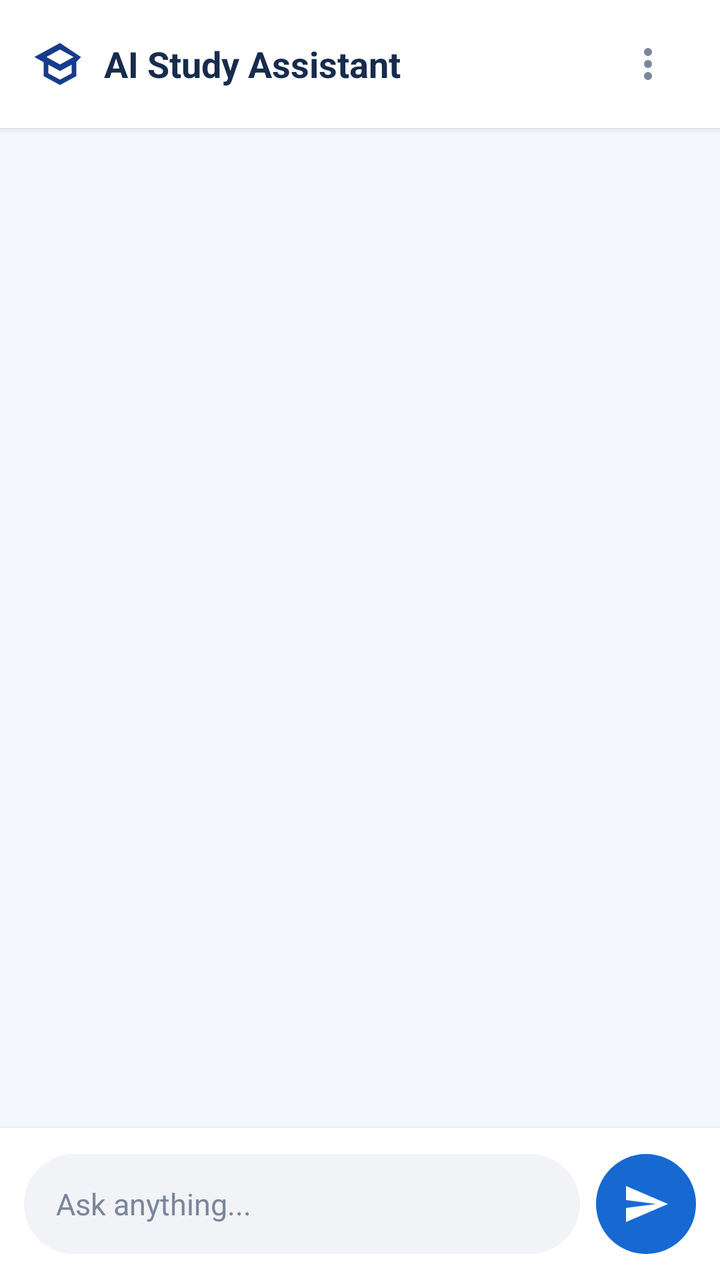
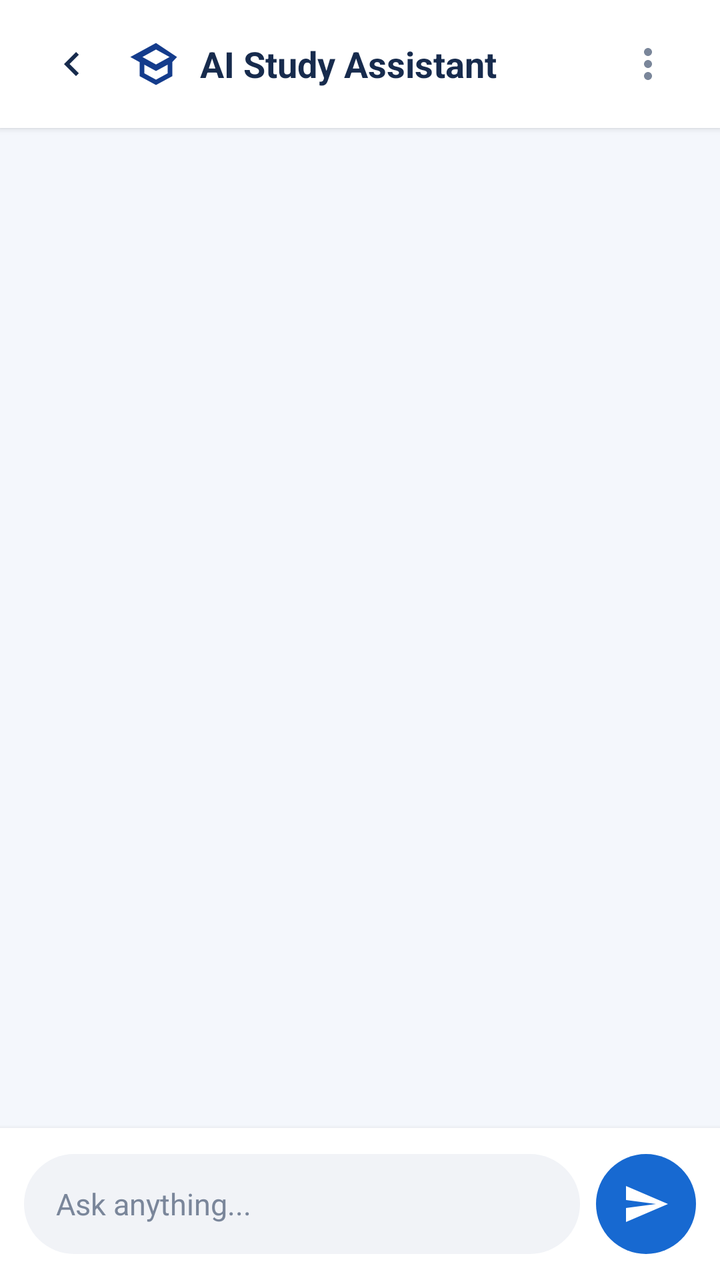

The first picture is an Android layout as it rendered before a commit; the second is the same layout after the commit. The layout source and the unified diff follow.
<!-- AndroidManifest.xml: application theme Theme.MyCampusComp -->
<!-- res/layout/activity_ai_study_assistant.xml -->
<?xml version="1.0" encoding="utf-8"?>
<androidx.constraintlayout.widget.ConstraintLayout
    xmlns:android="http://schemas.android.com/apk/res/android"
    xmlns:app="http://schemas.android.com/apk/res-auto"
    android:layout_width="match_parent"
    android:layout_height="match_parent"
    android:background="@color/screen_background">

    
    <LinearLayout
        android:id="@+id/topBar"
        android:layout_width="0dp"
        android:layout_height="@dimen/ai_top_bar_height"
        android:orientation="horizontal"
        android:gravity="center_vertical"
        android:paddingStart="@dimen/ai_screen_padding"
        android:paddingEnd="@dimen/ai_small_padding"
        android:background="@color/card_surface"
        android:elevation="@dimen/ai_top_bar_elevation"
        app:layout_constraintTop_toTopOf="parent"
        app:layout_constraintStart_toStartOf="parent"
        app:layout_constraintEnd_toEndOf="parent">

        <ImageView
            android:id="@+id/aiAssistantIcon"
            android:layout_width="@dimen/ai_header_icon_size"
            android:layout_height="@dimen/ai_header_icon_size"
            android:contentDescription="@string/ai_assistant_icon_description"
            android:src="@drawable/ic_ai_assistant"
            app:tint="@color/brand_primary" />

        <TextView
            android:id="@+id/aiStudyAssistantTitle"
            android:layout_width="0dp"
            android:layout_height="wrap_content"
            android:layout_weight="1"
            android:layout_marginStart="@dimen/ai_small_margin"
            android:text="@string/ai_study_assistant_title"
            android:textColor="@color/text_main"
            android:textSize="@dimen/ai_title_text_size"
            android:textStyle="bold" />

        <ImageButton
            android:id="@+id/menuButton"
            android:layout_width="@dimen/ai_header_button_size"
            android:layout_height="@dimen/ai_header_button_size"
            android:background="?attr/selectableItemBackgroundBorderless"
            android:contentDescription="@string/menu_icon_description"
            android:src="@drawable/ic_more_vert"
            app:tint="@color/text_muted" />

    </LinearLayout>


    
    <ScrollView
        android:id="@+id/chatScrollView"
        android:layout_width="0dp"
        android:layout_height="0dp"
        android:fillViewport="true"
        android:clipToPadding="false"
        android:padding="@dimen/ai_screen_padding"
        app:layout_constraintTop_toBottomOf="@id/topBar"
        app:layout_constraintBottom_toTopOf="@id/messageArea"
        app:layout_constraintStart_toStartOf="parent"
        app:layout_constraintEnd_toEndOf="parent">

        <LinearLayout
            android:id="@+id/chatContainer"
            android:layout_width="match_parent"
            android:layout_height="wrap_content"
            android:orientation="vertical">

            

        </LinearLayout>

    </ScrollView>


    
    <LinearLayout
        android:id="@+id/messageArea"
        android:layout_width="0dp"
        android:layout_height="@dimen/ai_message_area_height"
        android:orientation="horizontal"
        android:gravity="center_vertical"
        android:paddingStart="@dimen/ai_small_padding"
        android:paddingEnd="@dimen/ai_small_padding"
        android:background="@color/card_surface"
        android:elevation="@dimen/ai_input_area_elevation"
        app:layout_constraintBottom_toBottomOf="parent"
        app:layout_constraintStart_toStartOf="parent"
        app:layout_constraintEnd_toEndOf="parent">

        <EditText
            android:id="@+id/messageInput"
            android:layout_width="0dp"
            android:layout_height="@dimen/ai_input_height"
            android:layout_weight="1"
            android:background="@drawable/bg_message_input"
            android:hint="@string/message_input_hint"
            android:paddingStart="@dimen/ai_input_horizontal_padding"
            android:paddingEnd="@dimen/ai_input_horizontal_padding"
            android:inputType="textCapSentences|textMultiLine"
            android:imeOptions="actionSend"
            android:maxLines="@integer/ai_input_max_lines"
            android:textColor="@color/ai_input_text_color"
            android:textColorHint="@color/ai_input_hint_color"
            android:textSize="@dimen/ai_input_text_size" />

        <ImageButton
            android:id="@+id/sendButton"
            android:layout_width="@dimen/ai_send_button_size"
            android:layout_height="@dimen/ai_send_button_size"
            android:layout_marginStart="@dimen/ai_send_button_margin"
            android:background="@drawable/bg_send_button"
            android:contentDescription="@string/send_button_description"
            android:padding="@dimen/ai_send_icon_padding"
            android:src="@drawable/ic_send"
            app:tint="@color/white" />

    </LinearLayout>

</androidx.constraintlayout.widget.ConstraintLayout>
<!-- resources referenced by this layout -->
<resources>
  <color name="ai_input_hint_color">#7A869A</color>
  <color name="ai_input_text_color">#172B4D</color>
  <color name="brand_primary">#143C8C</color>
  <color name="card_surface">#FFFFFF</color>
  <color name="screen_background">#F4F7FC</color>
  <color name="text_main">#172B4D</color>
  <color name="text_muted">#7A869A</color>
  <color name="white">#FFFFFFFF</color>
  <dimen name="ai_header_button_size">48dp</dimen>
  <dimen name="ai_header_icon_size">28dp</dimen>
  <dimen name="ai_input_area_elevation">4dp</dimen>
  <dimen name="ai_input_height">50dp</dimen>
  <dimen name="ai_input_horizontal_padding">16dp</dimen>
  <dimen name="ai_input_text_size">15sp</dimen>
  <dimen name="ai_message_area_height">76dp</dimen>
  <dimen name="ai_screen_padding">16dp</dimen>
  <dimen name="ai_send_button_margin">8dp</dimen>
  <dimen name="ai_send_button_size">50dp</dimen>
  <dimen name="ai_send_icon_padding">12dp</dimen>
  <dimen name="ai_small_margin">8dp</dimen>
  <dimen name="ai_small_padding">12dp</dimen>
  <dimen name="ai_title_text_size">18sp</dimen>
  <dimen name="ai_top_bar_elevation">2dp</dimen>
  <dimen name="ai_top_bar_height">64dp</dimen>
  <!-- drawable bg_message_input (drawable) -->
  <?xml version="1.0" encoding="utf-8"?>
  <shape xmlns:android="http://schemas.android.com/apk/res/android"
      android:shape="rectangle">
  
      <solid android:color="@color/input_background" />
  
      <corners
          android:radius="@dimen/ai_input_corner_radius" />
  
  </shape>
  <!-- drawable bg_send_button (drawable) -->
  <?xml version="1.0" encoding="utf-8"?>
  <shape xmlns:android="http://schemas.android.com/apk/res/android"
      android:shape="rectangle">
  
      <solid android:color="@color/send_button" />
  
      <corners
          android:radius="@dimen/ai_send_button_corner_radius" />
  
  </shape>
  <!-- drawable ic_ai_assistant (drawable) -->
  <?xml version="1.0" encoding="utf-8"?>
  <vector xmlns:android="http://schemas.android.com/apk/res/android"
      android:width="24dp"
      android:height="24dp"
      android:viewportWidth="24"
      android:viewportHeight="24">
  
      <path
          android:fillColor="#1769D1"
          android:pathData="M12,3L1,9l4,2.18v6L12,21l7,-3.82v-6.01L21,9L12,3zM17.82,9L12,12.18L6.18,9L12,5.82L17.82,9zM17,16l-5,2.73L7,16v-3.73l5,2.73l5,-2.73V16z" />
  
  </vector>
  <!-- drawable ic_send (drawable) -->
  <?xml version="1.0" encoding="utf-8"?>
  <vector xmlns:android="http://schemas.android.com/apk/res/android"
      android:width="24dp"
      android:height="24dp"
      android:viewportWidth="24"
      android:viewportHeight="24">
  
      <path
          android:fillColor="#FFFFFF"
          android:pathData="M2.01,21L23,12L2.01,3L2,10L17,12L2,14L2.01,21Z" />
  
  </vector>
  <integer name="ai_input_max_lines">4</integer>
  <string name="ai_assistant_icon_description">AI Study Assistant</string>
  <string name="ai_study_assistant_title">AI Study Assistant</string>
  <string name="menu_icon_description">More options</string>
  <string name="message_input_hint">Ask anything...</string>
  <string name="send_button_description">Send message</string>
  <style name="Theme.MyCampusComp" parent="Base.Theme.MyCampusComp" />
  <color name="input_background">#F1F3F7</color>
  <dimen name="ai_input_corner_radius">25dp</dimen>
  <color name="send_button">#1769D1</color>
  <dimen name="ai_send_button_corner_radius">25dp</dimen>
  <style name="Base.Theme.MyCampusComp" parent="Theme.Material3.DayNight.NoActionBar">
          
          
      </style>
  <!-- unchanged entries left out for length: 1 -->
</resources>

<!-- the commit's change to res/layout/activity_ai_study_assistant.xml (unified diff, before → after) -->
@@ -20,6 +20,17 @@
         app:layout_constraintTop_toTopOf="parent"
         app:layout_constraintStart_toStartOf="parent"
         app:layout_constraintEnd_toEndOf="parent">
+
+        <ImageButton
+            android:id="@+id/btnBack"
+            android:layout_width="40dp"
+            android:layout_height="40dp"
+            android:layout_marginEnd="8dp"
+            android:background="?attr/selectableItemBackgroundBorderless"
+            android:contentDescription="@string/back_text"
+            android:src="@drawable/ic_chevron_down"
+            android:rotation="90"
+            app:tint="@color/text_main" />
 
         <ImageView
             android:id="@+id/aiAssistantIcon"
<!-- resource entries referenced after the edit -->
@@ -59,6 +59,16 @@
           android:pathData="M12,3L1,9l4,2.18v6L12,21l7,-3.82v-6.01L21,9L12,3zM17.82,9L12,12.18L6.18,9L12,5.82L17.82,9zM17,16l-5,2.73L7,16v-3.73l5,2.73l5,-2.73V16z" />
   
   </vector>
+  <!-- drawable ic_chevron_down (drawable) -->
+  <vector xmlns:android="http://schemas.android.com/apk/res/android"
+      android:width="24dp"
+      android:height="24dp"
+      android:viewportWidth="24"
+      android:viewportHeight="24">
+      <path
+          android:fillColor="#8E94A3"
+          android:pathData="M7.41,8.59L12,13.17l4.59-4.58L18,10l-6,6l-6,-6L7.41,8.59z" />
+  </vector>
   <!-- drawable ic_send (drawable) -->
   <?xml version="1.0" encoding="utf-8"?>
   <vector xmlns:android="http://schemas.android.com/apk/res/android"
@@ -75,6 +85,7 @@
   <integer name="ai_input_max_lines">4</integer>
   <string name="ai_assistant_icon_description">AI Study Assistant</string>
   <string name="ai_study_assistant_title">AI Study Assistant</string>
+  <string name="back_text">Back</string>
   <string name="menu_icon_description">More options</string>
   <string name="message_input_hint">Ask anything...</string>
   <string name="send_button_description">Send message</string>
